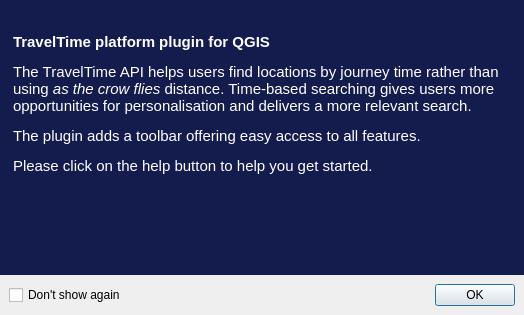
Old version of the form travel_time_platform_plugin/ui/SplashScreen.ui in the repository traveltime-dev/traveltime-platform-qgis-plugin.
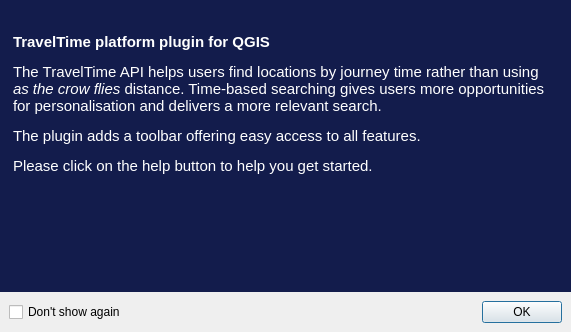
New version of the form. Icons and pictures are not drawn.

What changed in the file:
```diff
--- a/travel_time_platform_plugin/ui/SplashScreen.ui
+++ b/travel_time_platform_plugin/ui/SplashScreen.ui
@@ -6,8 +6,8 @@
    <rect>
     <x>0</x>
     <y>0</y>
-    <width>524</width>
-    <height>315</height>
+    <width>571</width>
+    <height>332</height>
    </rect>
   </property>
   <property name="windowTitle">
@@ -37,6 +37,12 @@
      <layout class="QVBoxLayout" name="verticalLayout">
       <item>
        <widget class="QLabel" name="label_3">
+        <property name="maximumSize">
+         <size>
+          <width>500</width>
+          <height>97</height>
+         </size>
+        </property>
         <property name="text">
          <string/>
         </property>
```
Left out of the diff: 5 changed lines with no effect on the pictures.
